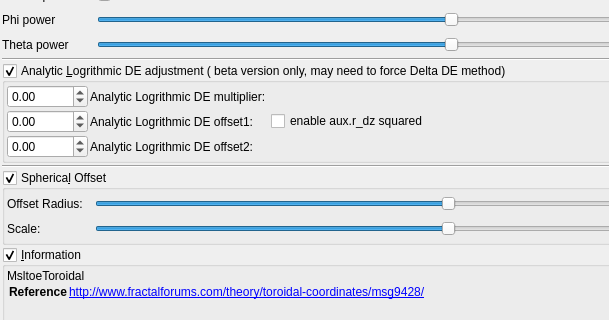
The window that mandelbulber2/qt_data/fractal_msltoe_toroidal.ui (buddhi1980/mandelbulber2) describes before a commit, drawn with Qt 5; both pictures show x 0 to 609 and y 151 to 471 of the 898 by 1250 pixel window.
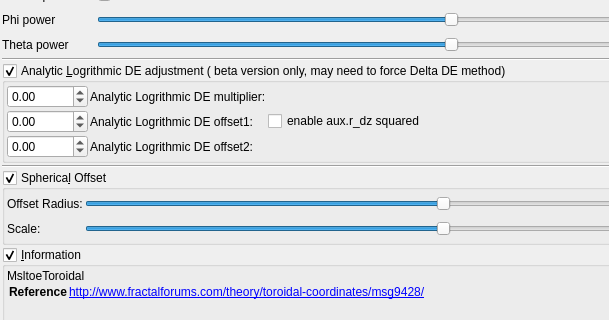
The same window after the commit. Custom widgets are drawn as their Qt base class.

```diff
--- a/mandelbulber2/qt_data/fractal_msltoe_toroidal.ui
+++ b/mandelbulber2/qt_data/fractal_msltoe_toroidal.ui
@@ -501,14 +501,14 @@
         <item row="1" column="1">
          <widget class="QLabel" name="label_177">
           <property name="text">
-           <string>Analytic Logrithmic DE offset1: </string>
+           <string>Analytic Logrithmic DE offset1:</string>
           </property>
          </widget>
         </item>
         <item row="0" column="1">
          <widget class="QLabel" name="label_176">
           <property name="text">
-           <string>Analytic Logrithmic DE multiplier: </string>
+           <string>Analytic Logrithmic DE multiplier:</string>
           </property>
          </widget>
         </item>
@@ -612,7 +612,7 @@
         <item row="2" column="1">
          <widget class="QLabel" name="label_178">
           <property name="text">
-           <string>Analytic Logrithmic DE offset2: </string>
+           <string>Analytic Logrithmic DE offset2:</string>
           </property>
          </widget>
         </item>
@@ -692,7 +692,7 @@
         <item row="0" column="0">
          <widget class="QLabel" name="label_132">
           <property name="text">
-           <string>Offset Radius:   </string>
+           <string>Offset Radius:</string>
           </property>
          </widget>
         </item>
```
